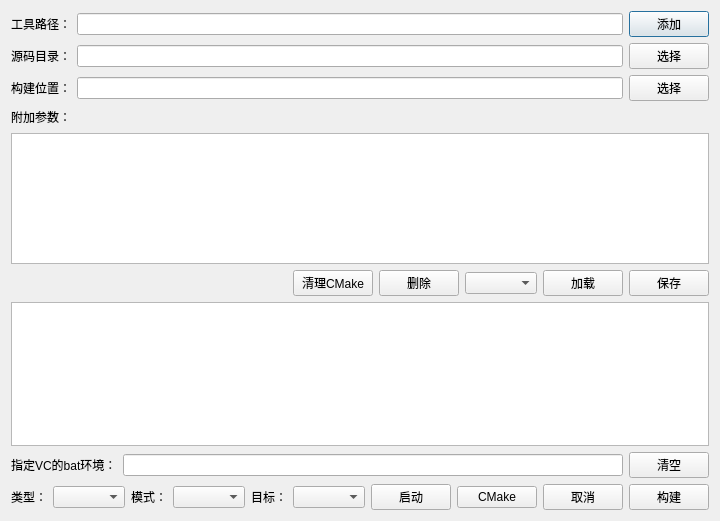
Old version of the form cmakebuilder.ui in the repository taynpg/cmakeBuilder.
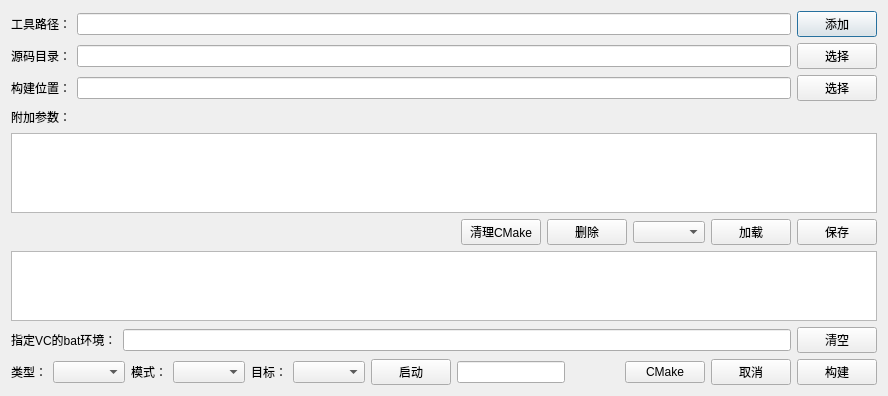
New version of the form.

```diff
--- a/cmakebuilder.ui
+++ b/cmakebuilder.ui
@@ -6,8 +6,8 @@
    <rect>
     <x>0</x>
     <y>0</y>
-    <width>614</width>
-    <height>521</height>
+    <width>888</width>
+    <height>389</height>
    </rect>
   </property>
   <property name="windowTitle">
@@ -234,6 +234,9 @@
        </property>
       </widget>
      </item>
+     <item>
+      <widget class="QLineEdit" name="edArg"/>
+     </item>
      <item>
       <spacer name="horizontalSpacer">
        <property name="orientation">
```
